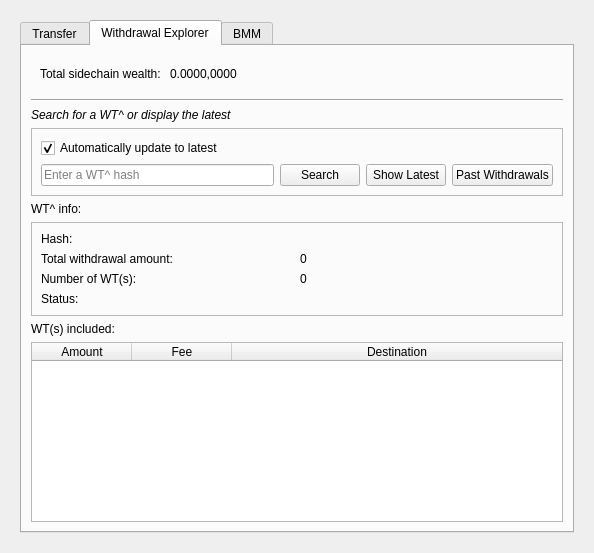
skydogenet/sidechains, file src/qt/forms/sidechainpage.ui: the form before one commit.
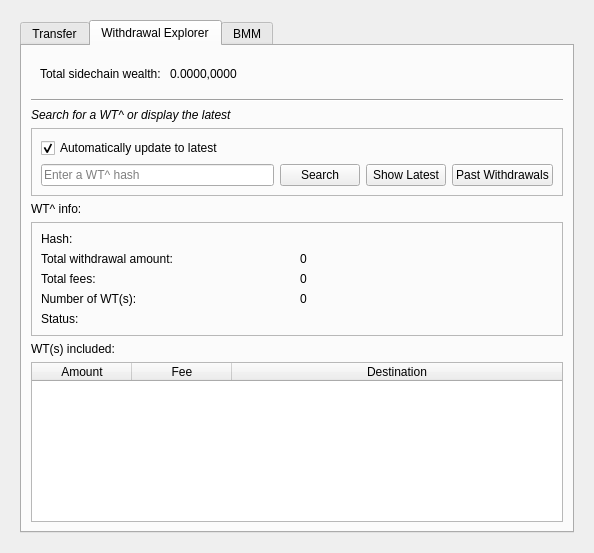
The form after the commit. The open tabs and pages were chosen to show the change. Icons and pictures are not drawn. Custom widgets are drawn as their Qt base class.

Commit message: Display total WT^ fees on WT^ explorer

```diff
--- a/src/qt/forms/sidechainpage.ui
+++ b/src/qt/forms/sidechainpage.ui
@@ -656,7 +656,7 @@
               <enum>QFrame::Raised</enum>
              </property>
              <layout class="QGridLayout" name="gridLayout_7">
-              <item row="2" column="1">
+              <item row="3" column="1">
                <widget class="QLabel" name="labelNumWT">
                 <property name="text">
                  <string>0</string>
@@ -677,7 +677,7 @@
                 </property>
                </widget>
               </item>
-              <item row="2" column="0">
+              <item row="3" column="0">
                <widget class="QLabel" name="label_27">
                 <property name="text">
                  <string>Number of WT(s): </string>
@@ -694,20 +694,34 @@
                 </property>
                </widget>
               </item>
-              <item row="3" column="0">
+              <item row="4" column="0">
                <widget class="QLabel" name="label_11">
                 <property name="text">
                  <string>Status:</string>
                 </property>
                </widget>
               </item>
-              <item row="3" column="1">
+              <item row="4" column="1">
                <widget class="QLabel" name="labelStatus">
                 <property name="text">
                  <string/>
                 </property>
                </widget>
               </item>
+              <item row="2" column="0">
+               <widget class="QLabel" name="label_30">
+                <property name="text">
+                 <string>Total fees:</string>
+                </property>
+               </widget>
+              </item>
+              <item row="2" column="1">
+               <widget class="QLabel" name="labelTotalFees">
+                <property name="text">
+                 <string>0</string>
+                </property>
+               </widget>
+              </item>
              </layout>
             </widget>
            </item>
```
The commit also changes 1 other file.
